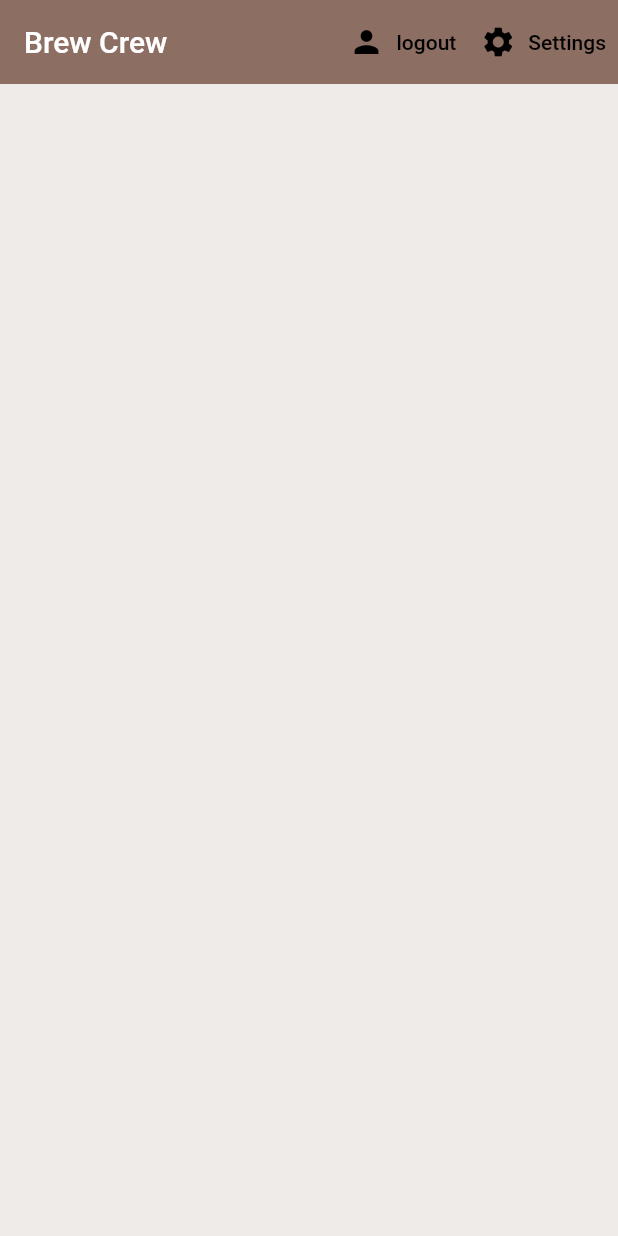
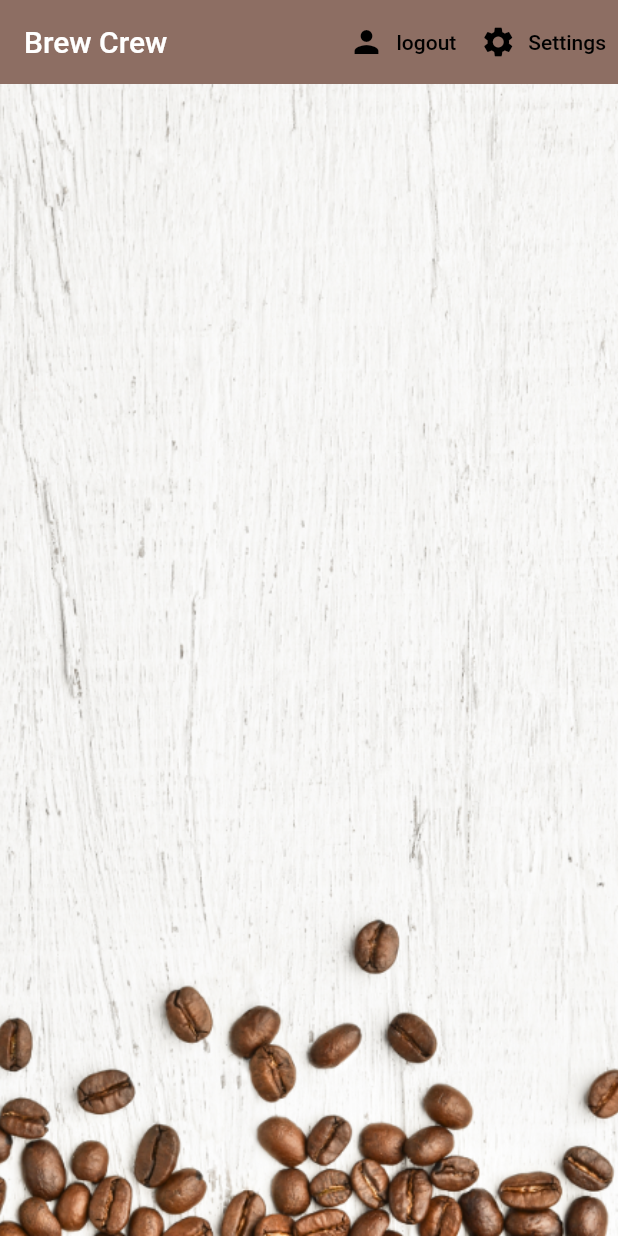
Before and after one commit to skeptickal/BrewCrew, a Flutter app: the screen it shows once a user with an empty profile is signed in, on a phone screen of 412 x 824 dp. Run offline on Flutter 3.47's test engine with Material 2 defaults, Android fonts, the phone set to English and light mode, and no system bars; our stand-ins replace cloud_firestore, firebase_auth, firebase_core, flutter_spinkit; accounts and stored records are empty.

Commit message:
added finishing touches

```diff
--- a/brew_crew/lib/screens/authenticate/register.dart
+++ b/brew_crew/lib/screens/authenticate/register.dart
@@ -25,7 +25,7 @@ class _RegisterState extends State<Register> {
   @override
   Widget build(BuildContext context) {
     return loading
-        ? Loading()
+        ? const Loading()
         : Scaffold(
             backgroundColor: Colors.brown[100],
             appBar: AppBar(
--- a/brew_crew/lib/screens/authenticate/sign_in.dart
+++ b/brew_crew/lib/screens/authenticate/sign_in.dart
@@ -27,7 +27,7 @@ class _SignInState extends State<SignIn> {
   @override
   Widget build(BuildContext context) {
     return loading
-        ? Loading()
+        ? const Loading()
         : Scaffold(
             backgroundColor: Colors.brown[100],
             appBar: AppBar(
--- a/brew_crew/lib/screens/home/brew_list.dart
+++ b/brew_crew/lib/screens/home/brew_list.dart
@@ -1,3 +1,5 @@
+// ignore_for_file: avoid_function_literals_in_foreach_calls, avoid_print
+
 import 'package:brew_crew/models/brew.dart';
 import 'package:brew_crew/screens/home/brew_tile.dart';
 import 'package:flutter/material.dart';
--- a/brew_crew/lib/screens/home/brew_tile.dart
+++ b/brew_crew/lib/screens/home/brew_tile.dart
@@ -9,11 +9,12 @@ class BrewTile extends StatelessWidget {
   @override
   Widget build(BuildContext context) {
     return Padding(
-      padding: EdgeInsets.only(top: 8.0),
+      padding: const EdgeInsets.only(top: 8.0),
       child: Card(
-          margin: EdgeInsets.fromLTRB(20.0, 6.0, 20.0, 0),
+          margin: const EdgeInsets.fromLTRB(20.0, 6.0, 20.0, 0),
           child: ListTile(
             leading: CircleAvatar(
+              backgroundImage: const AssetImage('assets/coffee_icon.png'),
               radius: 25.0,
               backgroundColor: Colors.brown[brew.strength],
             ),
--- a/brew_crew/lib/screens/home/home.dart
+++ b/brew_crew/lib/screens/home/home.dart
@@ -1,3 +1,5 @@
+// ignore_for_file: prefer_const_constructors, no_leading_underscores_for_local_identifiers
+
 import 'package:brew_crew/models/brew.dart';
 import 'package:brew_crew/screens/home/brew_list.dart';
 import 'package:brew_crew/screens/home/settings_form.dart';
@@ -25,7 +27,7 @@ class Home extends StatelessWidget {
 
     return StreamProvider<List<Brew>>.value(
       value: DatabaseService().brews,
-      initialData: [],
+      initialData: const [],
       child: Scaffold(
         backgroundColor: Colors.brown[50],
         appBar: AppBar(
@@ -50,11 +52,21 @@ class Home extends StatelessWidget {
                 Icons.settings,
                 color: Colors.black,
               ),
-              label: const Text('Settings', style: TextStyle(color: Colors.black)),
+              label:
+                  const Text('Settings', style: TextStyle(color: Colors.black)),
             )
           ],
         ),
-        body: const BrewList(),
+        body: Container(
+            decoration: BoxDecoration(
+              image: DecorationImage(
+                image: const AssetImage(
+                  'assets/coffee_bg.png',
+                ),
+                fit: BoxFit.cover,
+              ),
+            ),
+            child: const BrewList()),
       ),
     );
   }
--- a/brew_crew/lib/screens/home/settings_form.dart
+++ b/brew_crew/lib/screens/home/settings_form.dart
@@ -1,4 +1,4 @@
-// ignore_for_file: avoid_print
+// ignore_for_file: avoid_print, use_build_context_synchronously
 
 import 'package:brew_crew/models/my_user.dart';
 import 'package:brew_crew/services/database.dart';
@@ -102,7 +102,7 @@ class _SettingsFormState extends State<SettingsForm> {
               ),
             );
           } else {
-            return Loading();
+            return const Loading();
           }
         });
   }
--- a/brew_crew/pubspec.yaml
+++ b/brew_crew/pubspec.yaml
@@ -22,3 +22,5 @@ dev_dependencies:
 
 flutter:
   uses-material-design: true
+  assets:
+   - assets/
```
Also changed, not shown: brew_crew/assets/coffee_bg.png (added), brew_crew/assets/coffee_icon.png (added).
